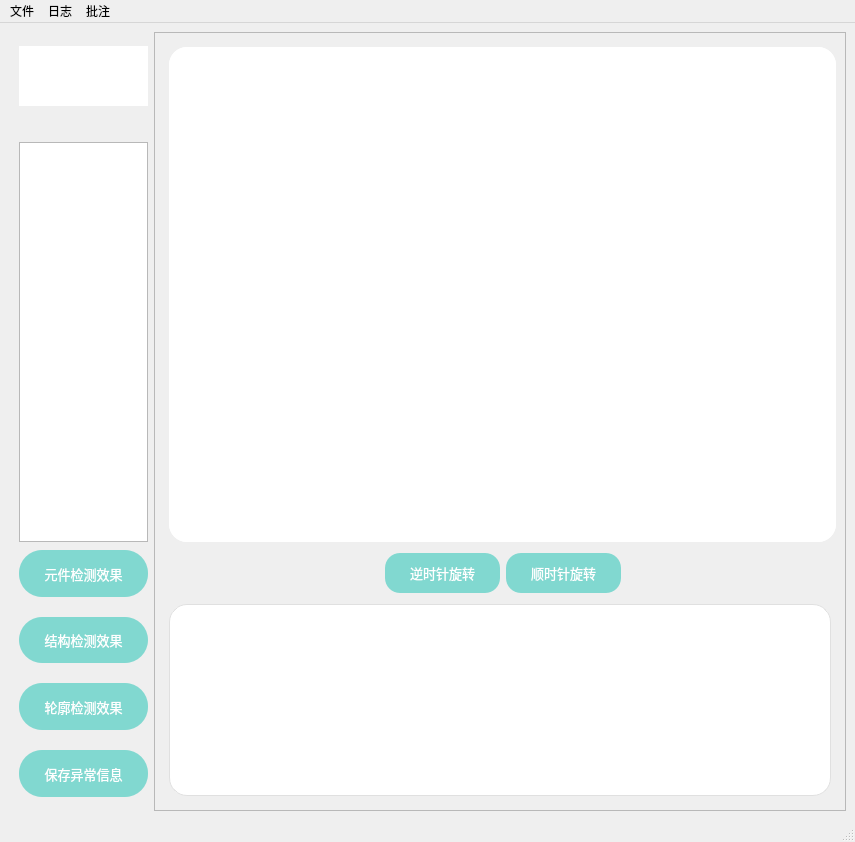
This is mainwindows.ui in Ethereaity/InterfaceDesign as Qt 5 draws it before an edit. The edited form follows.
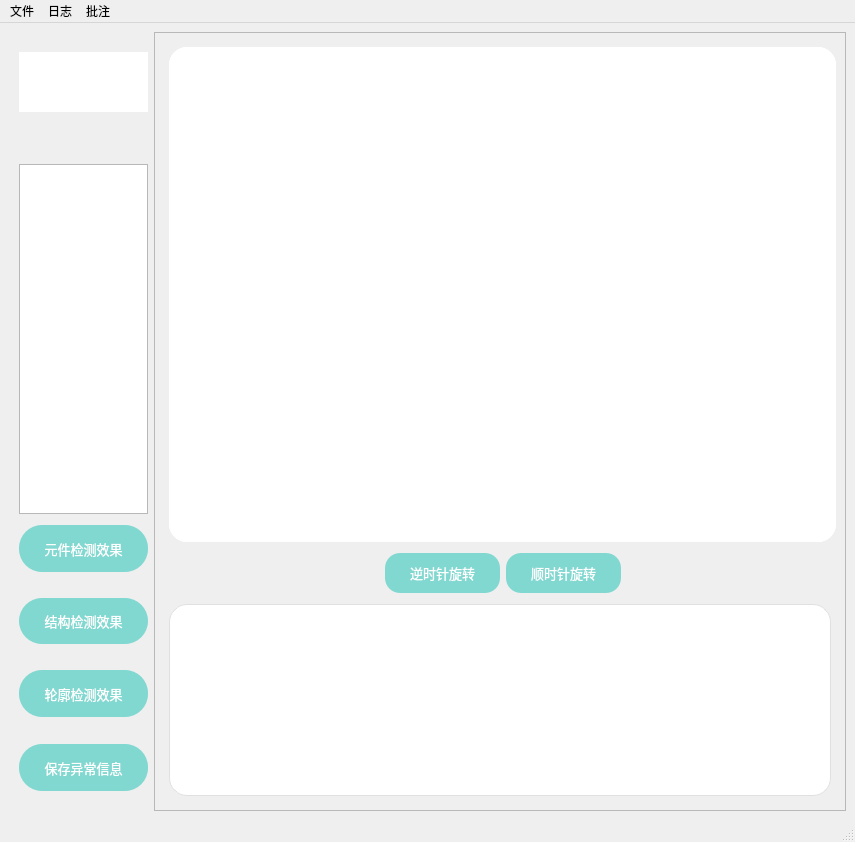
This is the edited form. Icons and pictures are not drawn.

Commit message: 完善文件栏2

```diff
--- a/mainwindows.ui
+++ b/mainwindows.ui
@@ -465,7 +465,7 @@
               <property name="minimumSize">
                <size>
                 <width>0</width>
-                <height>400</height>
+                <height>350</height>
                </size>
               </property>
               <property name="indentation">
```
